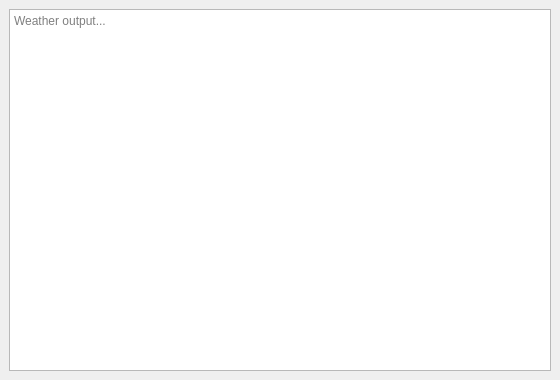
Old version of the form src/ui/MainWindow.ui in the repository hidden-life/AtmoSense.
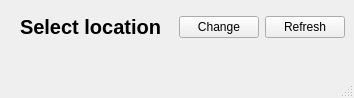
New version of the form. Icons and pictures are not drawn. Custom widgets are drawn as their Qt base class.

Commit message: Add widgets for displaying weather: hourly, daily. Add some fixes, cuz of memory leak and crashes.

What changed in the file:
```diff
--- a/src/ui/MainWindow.ui
+++ b/src/ui/MainWindow.ui
@@ -6,34 +6,86 @@
    <rect>
     <x>0</x>
     <y>0</y>
-    <width>560</width>
-    <height>380</height>
+    <width>342</width>
+    <height>98</height>
    </rect>
   </property>
   <property name="windowTitle">
    <string>WeatherApp</string>
   </property>
-  <property name="windowIcon">
-   <iconset resource="../../resources/resources.qrc">
-    <normaloff>:/icons/app_icon.png</normaloff>:/icons/app_icon.png</iconset>
-  </property>
-  <widget class="QWidget" name="centralwidget">
-   <layout class="QVBoxLayout" name="verticalLayout">
+  <widget class="QWidget" name="centralWidget">
+   <layout class="QVBoxLayout" name="centralLayout">
     <item>
-     <widget class="QPlainTextEdit" name="plainTextEdit">
-      <property name="readOnly">
-       <bool>true</bool>
-      </property>
-      <property name="placeholderText">
-       <string>Weather output...</string>
-      </property>
-     </widget>
+     <layout class="QHBoxLayout" name="headerHLayout">
+      <item>
+       <widget class="QLabel" name="locationLabel">
+        <property name="styleSheet">
+         <string notr="true">font-size:20px;font-weight:600;padding:6px;</string>
+        </property>
+        <property name="text">
+         <string>Select location</string>
+        </property>
+       </widget>
+      </item>
+      <item>
+       <spacer name="hSpacer">
+        <property name="orientation">
+         <enum>Qt::Orientation::Horizontal</enum>
+        </property>
+        <property name="sizeHint" stdset="0">
+         <size>
+          <width>0</width>
+          <height>0</height>
+         </size>
+        </property>
+       </spacer>
+      </item>
+      <item>
+       <widget class="QPushButton" name="changeLocationButton">
+        <property name="text">
+         <string>Change</string>
+        </property>
+       </widget>
+      </item>
+      <item>
+       <widget class="QPushButton" name="refreshButton">
+        <property name="text">
+         <string>Refresh</string>
+        </property>
+       </widget>
+      </item>
+     </layout>
+    </item>
+    <item>
+     <widget class="WeatherSummaryWidget" name="weatherSummaryWidget" native="true"/>
+    </item>
+    <item>
+     <widget class="HourlyForecastWidget" name="hourlyForecastWidget" native="true"/>
+    </item>
+    <item>
+     <widget class="DailyForecastWidget" name="dailyForecastWidget" native="true"/>
     </item>
    </layout>
   </widget>
+  <widget class="QStatusBar" name="statusBar"/>
  </widget>
- <resources>
-  <include location="../../resources/resources.qrc"/>
- </resources>
+ <customwidgets>
+  <customwidget>
+   <class>WeatherSummaryWidget</class>
+   <extends>QWidget</extends>
+   <header>weathersummarywidget.h</header>
+  </customwidget>
+  <customwidget>
+   <class>HourlyForecastWidget</class>
+   <extends>QWidget</extends>
+   <header>hourlyforecastwidget.h</header>
+  </customwidget>
+  <customwidget>
+   <class>DailyForecastWidget</class>
+   <extends>QWidget</extends>
+   <header>dailyforecastwidget.h</header>
+  </customwidget>
+ </customwidgets>
+ <resources/>
  <connections/>
 </ui>
```
Left out of the diff: 2 changed lines with no effect on the pictures. The commit also changes 26 other files.
